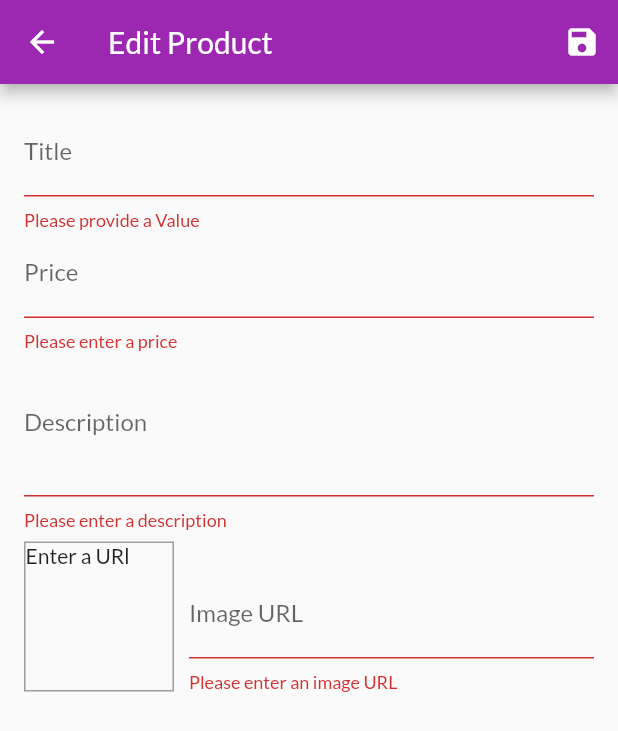
After one commit to abdGhost/Shop-App, a Flutter app: the EditProductScreen screen opened by its route, after a tap on the "save" icon, on a phone screen of 412 x 824 dp. The commit adds this screen. Shown: the top 731 px of the screen. Run offline on Flutter 3.47's test engine with Material 2 defaults, Android fonts, the phone set to English and light mode, and no system bars; network calls fail.

Commit message:
Manage Product Screen added by which user can add new product and also edit the product or delete it

```diff
--- a/lib/main.dart
+++ b/lib/main.dart
@@ -2,9 +2,11 @@ import 'package:flutter/material.dart';
 import 'package:provider/provider.dart';
 import 'package:shop_app/providers/orders.dart';
 import 'package:shop_app/screens/cart_screen.dart';
+import 'package:shop_app/screens/edit_product_screen.dart';
 import 'package:shop_app/screens/orders_screen.dart';
 import 'package:shop_app/screens/product_detail_screen.dart';
 import 'package:shop_app/screens/products_overview_screen.dart';
+import 'package:shop_app/screens/user_products_screen.dart';
 
 import 'providers/cart.dart';
 import 'providers/products.dart';
@@ -38,6 +40,8 @@ class MyApp extends StatelessWidget {
           ProductDetailScreen.routesName: (ctx) => ProductDetailScreen(),
           CartScreen.routeName: (ctx) => CartScreen(),
           OrdersScreen.routeName: (ctx) => OrdersScreen(),
+          UserProductsScreen.routeName: (ctx) => UserProductsScreen(),
+          EditProductScreen.routeName: (ctx) => EditProductScreen(),
         },
       ),
     );
--- a/lib/providers/orders.dart
+++ b/lib/providers/orders.dart
@@ -4,13 +4,13 @@ import 'package:shop_app/providers/cart.dart';
 class OrderItem {
   final String id;
   final double amount;
-  final List<CartItem> product;
+  final List<CartItem> products;
   final DateTime dateTime;
 
   OrderItem({
     @required this.id,
     this.amount,
-    this.product,
+    this.products,
     this.dateTime,
   });
 }
@@ -29,7 +29,7 @@ class Orders with ChangeNotifier {
         id: DateTime.now().toString(),
         amount: total,
         dateTime: DateTime.now(),
-        product: cartProduct,
+        products: cartProduct,
       ),
     );
     notifyListeners();
--- a/lib/providers/products.dart
+++ b/lib/providers/products.dart
@@ -51,7 +51,29 @@ class Products with ChangeNotifier {
     );
   }
 
-  void addProduct() {
+  void addProduct(Product product) {
+    final newProdcuct = Product(
+      title: product.title,
+      description: product.description,
+      price: product.price,
+      imageUrl: product.imageUrl,
+      id: DateTime.now().toString(),
+    );
+
+    _items.add(newProdcuct);
+    notifyListeners();
+  }
+
+  void updateProduct(String id, Product newProduct) {
+    final prodIndex = _items.indexWhere((prod) => prod.id == id);
+    if (prodIndex >= 0) {
+      _items[prodIndex] = newProduct;
+      notifyListeners();
+    }
+  }
+
+  void deleteProduct(String id) {
+    _items.removeWhere((prod) => prod.id == id);
     notifyListeners();
   }
 }
--- /dev/null
+++ b/lib/screens/edit_product_screen.dart
@@ -0,0 +1,278 @@
+import 'package:flutter/material.dart';
+import 'package:provider/provider.dart';
+import 'package:shop_app/providers/product.dart';
+import 'package:shop_app/providers/products.dart';
+
+class EditProductScreen extends StatefulWidget {
+  static const routeName = '/edit-product';
+
+  @override
+  _EditProductScreenState createState() => _EditProductScreenState();
+}
+
+class _EditProductScreenState extends State<EditProductScreen> {
+  final _priceFocusNode = FocusNode();
+  final _descriptionFocusNode = FocusNode();
+  final _imageUrlController = TextEditingController();
+  final _imageUrlFocusNode = FocusNode();
+  final _form = GlobalKey<FormState>();
+
+  var _editedProduct = Product(
+    id: null,
+    title: '',
+    description: '',
+    price: 0,
+    imageUrl: '',
+  );
+
+  var _initValues = {
+    'title': '',
+    'description': '',
+    'price': '',
+    'imageUrl': ''
+  };
+
+  var _isInit = true;
+
+  @override
+  void initState() {
+    _imageUrlFocusNode.addListener(_updateImageUrl);
+    super.initState();
+  }
+
+  @override
+  void didChangeDependencies() {
+    if (_isInit) {
+      final productId = ModalRoute.of(context).settings.arguments as String;
+
+      if (productId != null) {
+        _editedProduct = Provider.of<Products>(context).findById(productId);
+        _initValues = {
+          'title': _editedProduct.title,
+          'description': _editedProduct.description,
+          'price': _editedProduct.price.toString(),
+          // 'imageUrl': _editedProduct.imageUrl,
+          'imageUrl': '',
+        };
+        _imageUrlController.text = _editedProduct.imageUrl;
+      }
+    }
+    _isInit = false;
+    super.didChangeDependencies();
+  }
+
+  @override
+  void dispose() {
+    _imageUrlFocusNode.removeListener(_updateImageUrl);
+    _priceFocusNode.dispose();
+    _descriptionFocusNode.dispose();
+    _imageUrlController.dispose();
+    _imageUrlFocusNode.dispose();
+    super.dispose();
+  }
+
+  void _updateImageUrl() {
+    if (!_imageUrlFocusNode.hasFocus) {
+      if (_imageUrlController.text.isEmpty ||
+          (!_imageUrlController.text.startsWith('http') &&
+              !_imageUrlController.text.startsWith('https')) ||
+          (!_imageUrlController.text.endsWith('.png') &&
+              !_imageUrlController.text.endsWith('.jpg') &&
+              !_imageUrlController.text.endsWith('jpeg'))) {
+        return;
+      }
+      setState(() {});
+    }
+  }
+
+  void _saveForm() {
+    final isValid = _form.currentState.validate();
+    if (!isValid) {
+      return;
+    }
+    _form.currentState.save();
+    if (_editedProduct.id != null) {
+      Provider.of<Products>(context, listen: false)
+          .updateProduct(_editedProduct.id, _editedProduct);
+    } else {
+      Provider.of<Products>(context, listen: false).addProduct(_editedProduct);
+    }
+    Navigator.of(context).pop();
+    // print(_editedProduct.title);
+    // print(_editedProduct.price);
+    // print(_editedProduct.imageUrl);
+    // print(_editedProduct.description);
+  }
+
+  @override
+  Widget build(BuildContext context) {
+    return Scaffold(
+      appBar: AppBar(
+        title: Text('Edit Product'),
+        actions: [
+          IconButton(
+            onPressed: _saveForm,
+            icon: Icon(Icons.save),
+          )
+        ],
+      ),
+      body: Padding(
+        padding: const EdgeInsets.all(16.0),
+        child: Form(
+          key: _form,
+          child: ListView(
+            children: [
+              TextFormField(
+                initialValue: _initValues['title'],
+                decoration: InputDecoration(labelText: 'Title'),
+                textInputAction: TextInputAction.next,
+                onFieldSubmitted: (_) {
+                  FocusScope.of(context).requestFocus(_priceFocusNode);
+                },
+                validator: (value) {
+                  if (value.isEmpty) {
+                    return 'Please provide a Value';
+                  }
+                  return null;
+                },
+                onSaved: (value) {
+                  _editedProduct = Product(
+                    title: value,
+                    price: _editedProduct.price,
+                    imageUrl: _editedProduct.imageUrl,
+                    description: _editedProduct.description,
+                    id: _editedProduct.id,
+                    isFavorite: _editedProduct.isFavorite,
+                  );
+                },
+              ),
+              TextFormField(
+                initialValue: _initValues['price'],
+                decoration: InputDecoration(labelText: 'Price'),
+                textInputAction: TextInputAction.next,
+                keyboardType: TextInputType.number,
+                focusNode: _priceFocusNode,
+                onFieldSubmitted: (_) {
+                  FocusScope.of(context).requestFocus(_descriptionFocusNode);
+                },
+                validator: (value) {
+                  if (value.isEmpty) {
+                    return 'Please enter a price';
+                  }
+                  if (double.tryParse(value) == null) {
+                    return 'Please enter a valid number';
+                  }
+                  if (double.parse(value) <= 0) {
+                    return 'Please enter a number greater than 0';
+                  }
+                  return null;
+                },
+                onSaved: (value) {
+                  _editedProduct = Product(
+                    title: _editedProduct.title,
+                    price: double.parse(value),
+                    imageUrl: _editedProduct.imageUrl,
+                    description: _editedProduct.description,
+                    id: _editedProduct.id,
+                    isFavorite: _editedProduct.isFavorite,
+                  );
+                },
+              ),
+              TextFormField(
+                initialValue: _initValues['description'],
+                decoration: InputDecoration(labelText: 'Description'),
+                maxLines: 3,
+                keyboardType: TextInputType.multiline,
+                focusNode: _descriptionFocusNode,
+                validator: (value) {
+                  if (value.isEmpty) {
+                    return 'Please enter a description';
+                  }
+                  if (value.length < 10) {
+                    return 'Please enter description more than 10 words';
+                  }
+                  return null;
+                },
+                onSaved: (value) {
+                  _editedProduct = Product(
+                    title: _editedProduct.title,
+                    price: _editedProduct.price,
+                    imageUrl: _editedProduct.imageUrl,
+                    description: value,
+                    id: _editedProduct.id,
+                    isFavorite: _editedProduct.isFavorite,
+                  );
+                },
+              ),
+              Row(
+                crossAxisAlignment: CrossAxisAlignment.end,
+                children: [
+                  Container(
+                    width: 100,
+                    height: 100,
+                    margin: EdgeInsets.only(top: 8, right: 10),
+                    decoration: BoxDecoration(
+                      border: Border.all(
+                        width: 1,
+                        color: Colors.grey,
+                      ),
+                    ),
+                    child: _imageUrlController.text.isEmpty
+                        ? Text('Enter a URl')
+                        : FittedBox(
+                            child: Image.network(
+                              _imageUrlController.text,
+                              fit: BoxFit.cover,
+                            ),
+                          ),
+                  ),
+                  Expanded(
+                    child: TextFormField(
+                      // initialValue: _initValues['imageUrl'],
+                      decoration: InputDecoration(labelText: 'Image URL'),
+                      keyboardType: TextInputType.url,
+                      textInputAction: TextInputAction.done,
+                      controller: _imageUrlController,
+                      focusNode: _imageUrlFocusNode,
+                      validator: (value) {
+                        if (value.isEmpty) {
+                          return 'Please enter an image URL';
+                        }
+                        if (!value.startsWith('http') &&
+                            !value.startsWith('https')) {
+                          return 'Please enter a valid URL';
+                        }
+                        if (!value.endsWith('.png') &&
+                            !value.endsWith('.jpg') &&
+                            !value.endsWith('jpeg')) {
+                          return 'Please enter a valid imag URL';
+                        }
+                        return null;
+                      },
+                      onEditingComplete: () {
+                        setState(() {});
+                      },
+                      onFieldSubmitted: (_) {
+                        _saveForm();
+                      },
+                      onSaved: (value) {
+                        _editedProduct = Product(
+                          title: _editedProduct.title,
+                          price: _editedProduct.price,
+                          imageUrl: value,
+                          description: _editedProduct.description,
+                          id: _editedProduct.id,
+                          isFavorite: _editedProduct.isFavorite,
+                        );
+                      },
+                    ),
+                  ),
+                ],
+              )
+            ],
+          ),
+        ),
+      ),
+    );
+  }
+}
--- a/lib/screens/orders_screen.dart
+++ b/lib/screens/orders_screen.dart
@@ -11,7 +11,7 @@ class OrdersScreen extends StatelessWidget {
     final orderData = Provider.of<Orders>(context);
     return Scaffold(
       appBar: AppBar(
-        title: Text('Your Orders Details'),
+        title: Text('Your Orders'),
       ),
       drawer: AppDrawer(),
       body: ListView.builder(
--- a/lib/widgets/order_item.dart
+++ b/lib/widgets/order_item.dart
@@ -37,9 +37,9 @@ class _OrderItemState extends State<OrderItem> {
           if (_expanded)
             Container(
               padding: EdgeInsets.symmetric(vertical: 4, horizontal: 15),
-              height: min(widget.order.product.length * 20.0 + 10, 100),
+              height: min(widget.order.products.length * 20.0 + 10, 100),
               child: ListView(
-                children: widget.order.product
+                children: widget.order.products
                     .map((prod) => Row(
                           mainAxisAlignment: MainAxisAlignment.spaceBetween,
                           children: [
--- a/pubspec.yaml
+++ b/pubspec.yaml
@@ -25,6 +25,7 @@ dependencies:
     sdk: flutter
   provider: ^6.0.0
   intl: ^0.17.0
+  http: ^0.13.3
 
   # The following adds the Cupertino Icons font to your application.
   # Use with the CupertinoIcons class for iOS style icons.
```
Also changed, not shown: lib/providers/cart.dart (+20 -0 lines), lib/screens/user_products_screen.dart (added, +44 -0 lines), lib/widgets/app_drawer.dart (+9 -0 lines), lib/widgets/cart_item.dart (+25 -0 lines), lib/widgets/product_item.dart (+18 -0 lines), lib/widgets/user_product_item.dart (added, +46 -0 lines), pubspec.lock.
